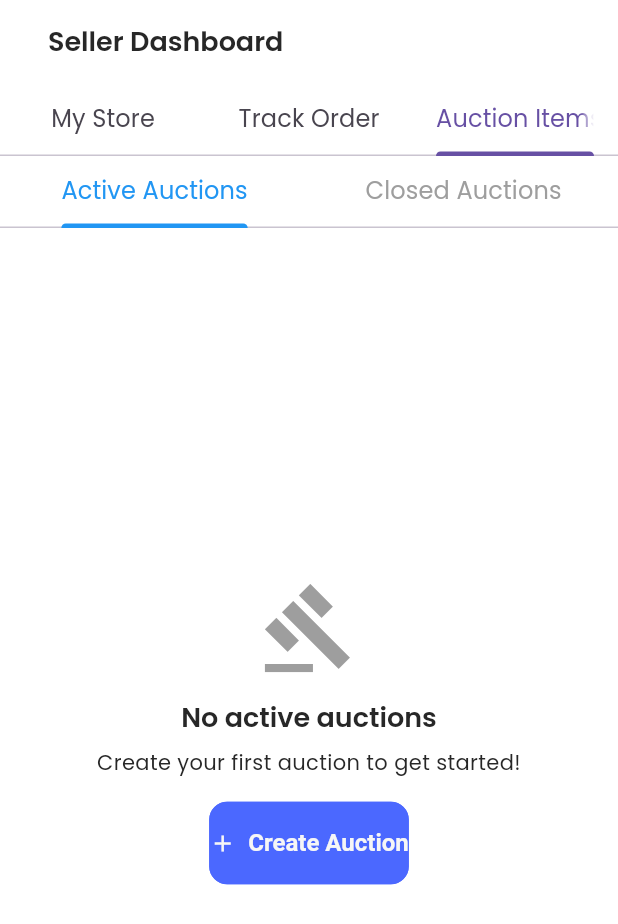
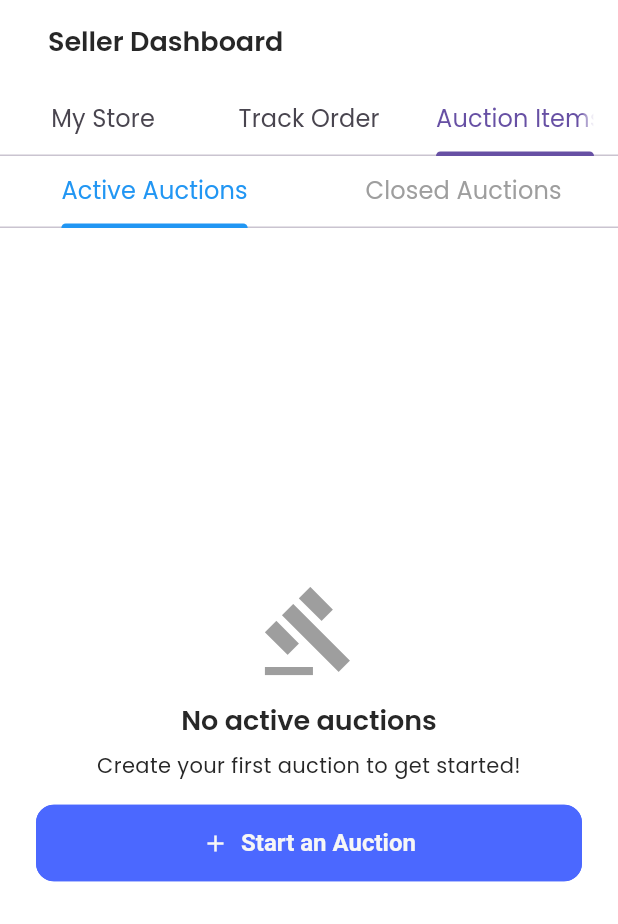
Before and after one commit to IBTESHAM-AHMED/utm_mart, a Flutter app: the SellerDashboardView screen opened directly, tab 3 chosen, on a phone screen of 412 x 824 dp. Shown: the top 924 px of the screen. Run offline on Flutter 3.47's test engine with Material 3 defaults, Android fonts, the phone set to English and light mode, and no system bars; our stand-ins replace bloc, cached_network_image, carousel_slider, cloud_firestore, dartz, dio and 20 more; missing offline and left inert: mailer; accounts and stored records are empty; network calls fail; project files that could hold a hidden picture were left out.

Commit message:
Enhance button styling and layout in AuctionDetailView and SellerDashboardView. Update padding for bid and buy buttons, and modify the Create Auction button to improve UI consistency and user experience.

```diff
--- a/lib/features/shop/presentation/views/seller_dashboard_view.dart
+++ b/lib/features/shop/presentation/views/seller_dashboard_view.dart
@@ -808,7 +808,11 @@ class _SellerDashboardViewState extends State<SellerDashboardView>
                   textAlign: TextAlign.center,
                 ),
                 const SizedBox(height: TSizes.spaceBtwItems),
-                ElevatedButton.icon(
+                Padding(
+                  padding: const EdgeInsets.symmetric(horizontal: TSizes.lg),
+                  child: SizedBox(
+                    width: double.infinity,
+                    child: ElevatedButton.icon(
                       onPressed: () {
                         THelperFunctions.navigateToScreen(
                           context,
@@ -816,7 +820,15 @@ class _SellerDashboardViewState extends State<SellerDashboardView>
                         );
                       },
                       icon: const Icon(Icons.add),
-                  label: const Text('Create Auction'),
+                      label: const Text('Start an Auction'),
+                      style: ElevatedButton.styleFrom(
+                        padding: const EdgeInsets.symmetric(
+                          vertical: TSizes.md,
+                          horizontal: TSizes.lg,
+                        ),
+                      ),
+                    ),
+                  ),
                 ),
               ],
             ),
```
Also changed, not shown: lib/features/auction/presentation/views/auction_detail_view.dart (+9 -2 lines). Lines whose indentation alone changed are shown as unchanged.
